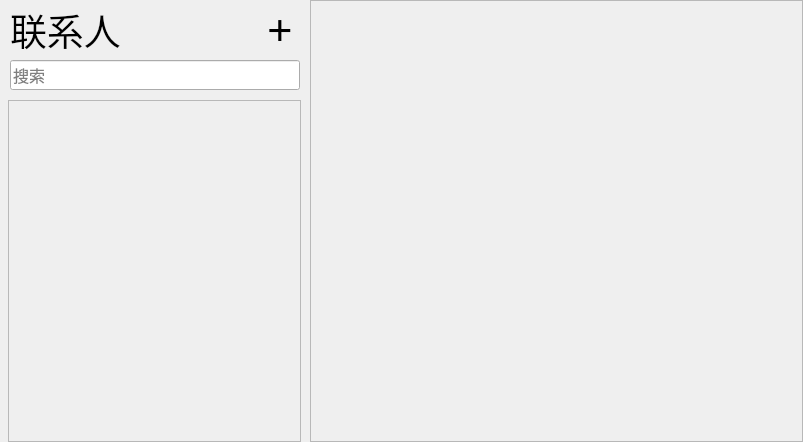
Above: 课设/DataBaseSystemCurriculumDesign/DataBaseSystemCurriculumDesign/Resources/AdressesWidget.ui from fuookami/DatabaseSystemCurriculumDesign before the change. Below: the same form after it.
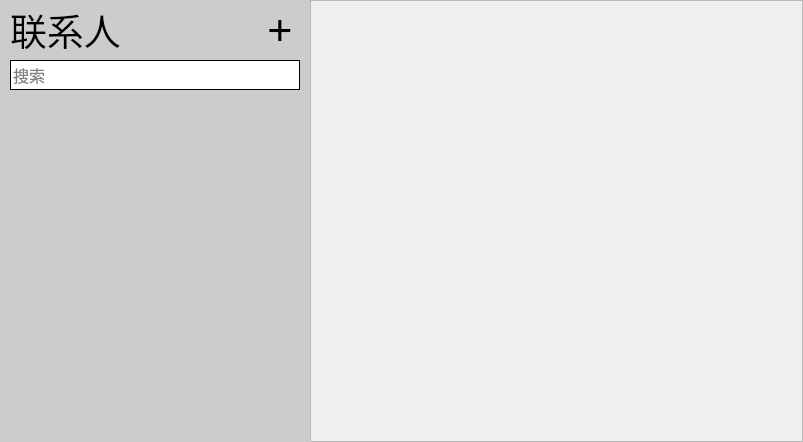
That is the form after the change.

Patch:
```diff
--- a/课设/DataBaseSystemCurriculumDesign/DataBaseSystemCurriculumDesign/Resources/AdressesWidget.ui
+++ b/课设/DataBaseSystemCurriculumDesign/DataBaseSystemCurriculumDesign/Resources/AdressesWidget.ui
@@ -22,6 +22,12 @@
      <height>442</height>
     </rect>
    </property>
+   <property name="autoFillBackground">
+    <bool>true</bool>
+   </property>
+   <property name="styleSheet">
+    <string notr="true">background-color: rgb(204, 204, 204);</string>
+   </property>
    <property name="text">
     <string/>
    </property>
@@ -101,8 +107,8 @@
    </property>
    <property name="styleSheet">
     <string notr="true">QLineEdit {
+	border: 1px solid rgb(0, 0, 0);
 	background-color: rgbs(255, 255, 255, 0);
-	placeholder: &quot;搜索&quot;;
 }
 QLineEdit:focus {
 	border: 1px solid rgb(126, 132, 255);
@@ -133,6 +139,10 @@
      <height>342</height>
     </rect>
    </property>
+   <property name="styleSheet">
+    <string notr="true">background-color: rgba(255, 255, 255, 0);
+border: none;</string>
+   </property>
    <property name="verticalScrollBarPolicy">
     <enum>Qt::ScrollBarAsNeeded</enum>
    </property>
@@ -144,8 +154,8 @@
      <rect>
       <x>0</x>
       <y>0</y>
-      <width>291</width>
-      <height>340</height>
+      <width>293</width>
+      <height>342</height>
      </rect>
     </property>
    </widget>
```
Left out of the diff: 8 changed lines with no effect on the pictures.
